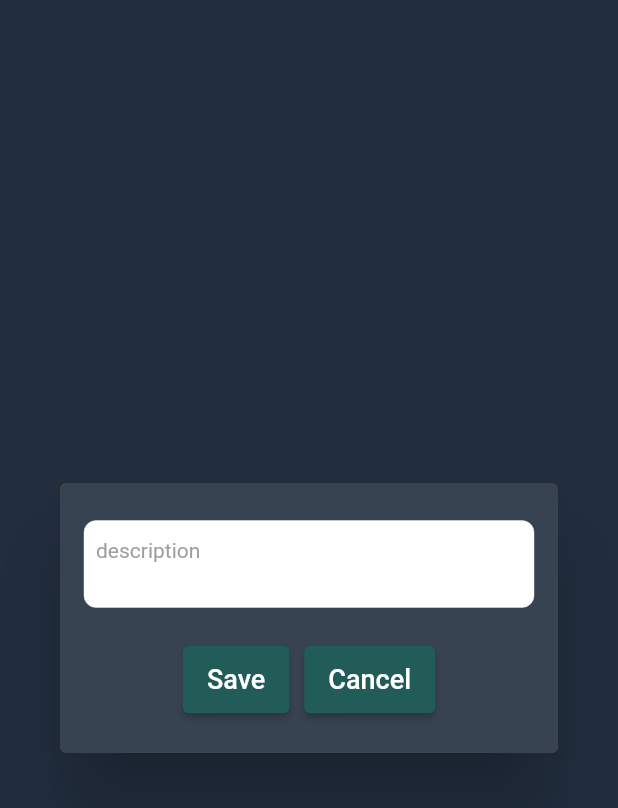
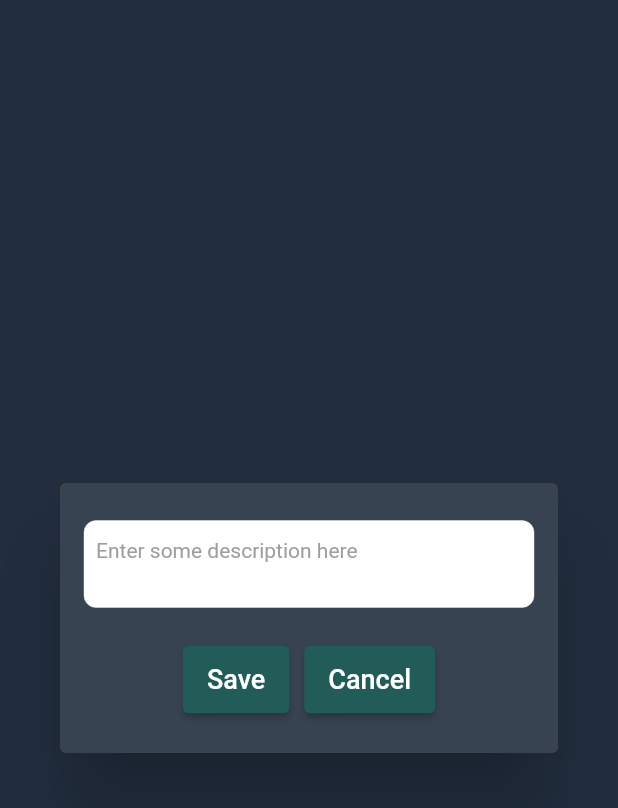
Before and after one commit to AhmedEzio47/dose_calculator_for_vets, a Flutter app: the SaveCalculationDialog widget shown alone on an empty page, opened directly, on a phone screen of 412 x 824 dp. Shown: the top 808 px of the screen. Run offline on Flutter 3.47's test engine with Material 2 defaults, Android fonts, the phone set to English and light mode, and no system bars; our stand-ins replace bloc, dartz, flutter_bloc, flutter_secure_storage, flutter_slidable, get_it and 1 more; accounts and stored records are empty.

```diff
--- a/lib/presentation/pages/home/widgets/save_calculation_dialog.dart
+++ b/lib/presentation/pages/home/widgets/save_calculation_dialog.dart
@@ -46,7 +46,7 @@ class SaveCalculationDialog extends StatelessWidget {
                     controller: _controller,
                     lines: 2,
                     hint: AppLocalizations.instance
-                        .translate(TranslationKeys.description)),
+                        .translate(TranslationKeys.enterDescription)),
                 const SizedBox(
                   height: 24,
                 ),
```
